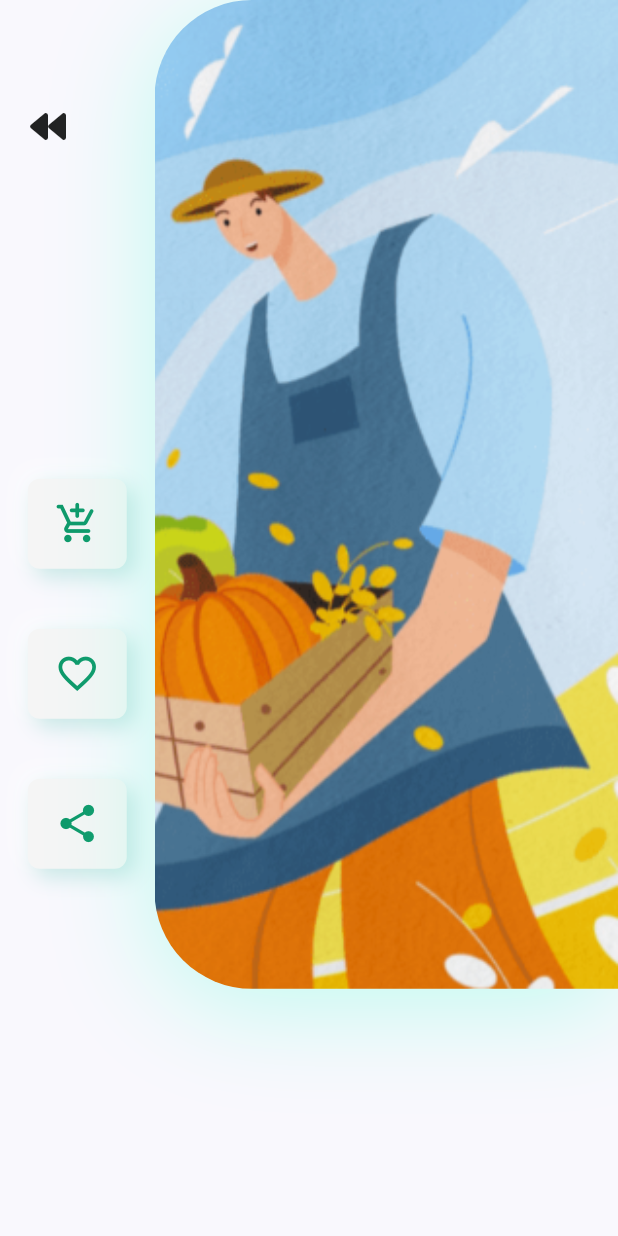
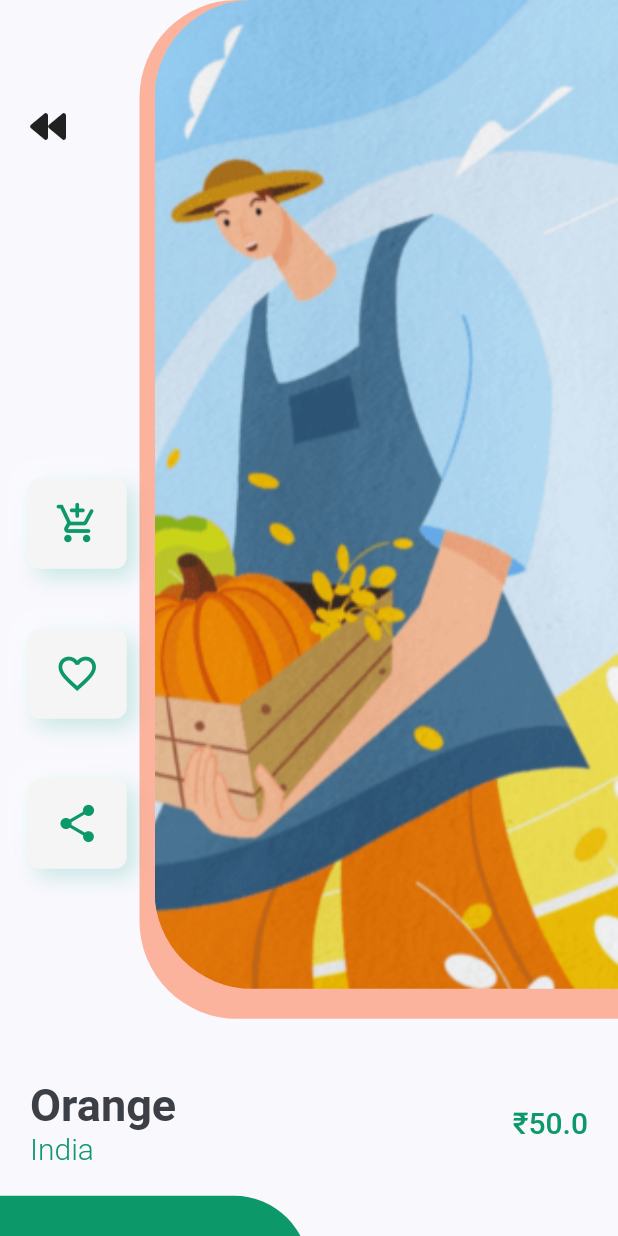
Before and after one commit to ManoVikram/FreshMandee, a Flutter app: the ProductDetailsScreen screen opened by its route, on a phone screen of 412 x 824 dp. Run offline on Flutter 3.47's test engine with Material 2 defaults, Android fonts, the phone set to English and light mode, and no system bars; drawn by our look-alikes of flutter_neumorphic; our stand-ins replace firebase_auth, firebase_core, font_awesome_flutter, google_fonts, pin_code_fields, velocity_x; accounts and stored records are empty.

Commit message:
Added buttons to buy product in product details screen.

```diff
--- a/lib/screens/productDetailsScreen.dart
+++ b/lib/screens/productDetailsScreen.dart
@@ -1,7 +1,11 @@
+import 'dart:ui';
+
 import 'package:flutter/material.dart';
 import 'package:flutter_neumorphic/flutter_neumorphic.dart';
 
 import '../widgets/productImageAndIcons.dart';
+import '../widgets/titleAndPrice.dart';
+import '../widgets/buyAndDescriptionButtons.dart';
 
 class ProductDetailsScreen extends StatelessWidget {
   static const String routeName = "/productDetailsScreen";
@@ -11,10 +15,23 @@ class ProductDetailsScreen extends StatelessWidget {
     final Size size = MediaQuery.of(context).size;
 
     return Scaffold(
-      body: Column(
-        children: [
-          ProductImageAndIcons(size: size),
-        ],
+      body: SingleChildScrollView(
+        physics: BouncingScrollPhysics(),
+        scrollDirection: Axis.vertical,
+        child: Column(
+          children: [
+            ProductImageAndIcons(size: size),
+            TitleAndPrice(
+              title: "Orange",
+              country: "India",
+              price: 50,
+            ),
+            SizedBox(
+              height: 20.0,
+            ),
+            BuyAndDescriptionButtons(size: size),
+          ],
+        ),
       ),
     );
   }
--- /dev/null
+++ b/lib/widgets/buyAndDescriptionButtons.dart
@@ -0,0 +1,57 @@
+import 'package:flutter/material.dart';
+
+import '../colorPalette.dart';
+
+class BuyAndDescriptionButtons extends StatelessWidget {
+  const BuyAndDescriptionButtons({
+    Key key,
+    @required this.size,
+  }) : super(key: key);
+
+  final Size size;
+
+  @override
+  Widget build(BuildContext context) {
+    return Row(
+      children: [
+        SizedBox(
+          height: 85,
+          width: size.width / 2,
+          child: TextButton(
+            onPressed: () {},
+            style: TextButton.styleFrom(
+              backgroundColor: primaryGreen,
+              shape: RoundedRectangleBorder(
+                borderRadius: BorderRadius.only(
+                  topRight: Radius.circular(50.0),
+                ),
+              ),
+            ),
+            child: Text(
+              "Buy Now",
+              style: TextStyle(
+                color: Colors.white,
+                fontSize: 18.0,
+              ),
+            ),
+          ),
+        ),
+        Expanded(
+          child: SizedBox(
+            height: 85,
+            child: TextButton(
+              onPressed: () {},
+              child: Text(
+                "Description",
+                style: TextStyle(
+                  color: grey,
+                  fontSize: 18.0,
+                ),
+              ),
+            ),
+          ),
+        ),
+      ],
+    );
+  }
+}
--- a/lib/widgets/productImageAndIcons.dart
+++ b/lib/widgets/productImageAndIcons.dart
@@ -66,8 +66,10 @@ class ProductImageAndIcons extends StatelessWidget {
                 boxShadow: [
                   BoxShadow(
                     offset: Offset(0, 10),
-                    blurRadius: 60,
-                    color: Colors.tealAccent.withOpacity(0.4),
+                    // blurRadius: 60,
+                    // color: Colors.tealAccent.withOpacity(0.4),
+                    color: Colors.deepOrangeAccent.withOpacity(0.5),
+                    spreadRadius: 10.0,
                   ),
                 ],
                 image: DecorationImage(
--- /dev/null
+++ b/lib/widgets/titleAndPrice.dart
@@ -0,0 +1,56 @@
+import 'package:flutter/material.dart';
+
+import '../colorPalette.dart';
+
+class TitleAndPrice extends StatelessWidget {
+  final String title;
+  final String country;
+  final double price;
+
+  const TitleAndPrice({
+    Key key,
+    this.title,
+    this.country,
+    this.price,
+  }) : super(key: key);
+
+  @override
+  Widget build(BuildContext context) {
+    return Padding(
+      padding: const EdgeInsets.symmetric(horizontal: 20.0),
+      child: Row(
+        children: [
+          RichText(
+            text: TextSpan(
+              children: [
+                TextSpan(
+                  text: "$title\n",
+                  style: Theme.of(context).textTheme.headline6.copyWith(
+                        color: grey,
+                        fontSize: 30.0,
+                        fontWeight: FontWeight.bold,
+                      ),
+                ),
+                TextSpan(
+                  text: country,
+                  style: TextStyle(
+                    fontSize: 20.0,
+                    color: primaryGreen,
+                    fontWeight: FontWeight.w300,
+                  ),
+                ),
+              ],
+            ),
+          ),
+          Spacer(),
+          Text(
+            "₹$price",
+            style: Theme.of(context).textTheme.headline6.copyWith(
+                  color: primaryGreen,
+                ),
+          ),
+        ],
+      ),
+    );
+  }
+}
```
